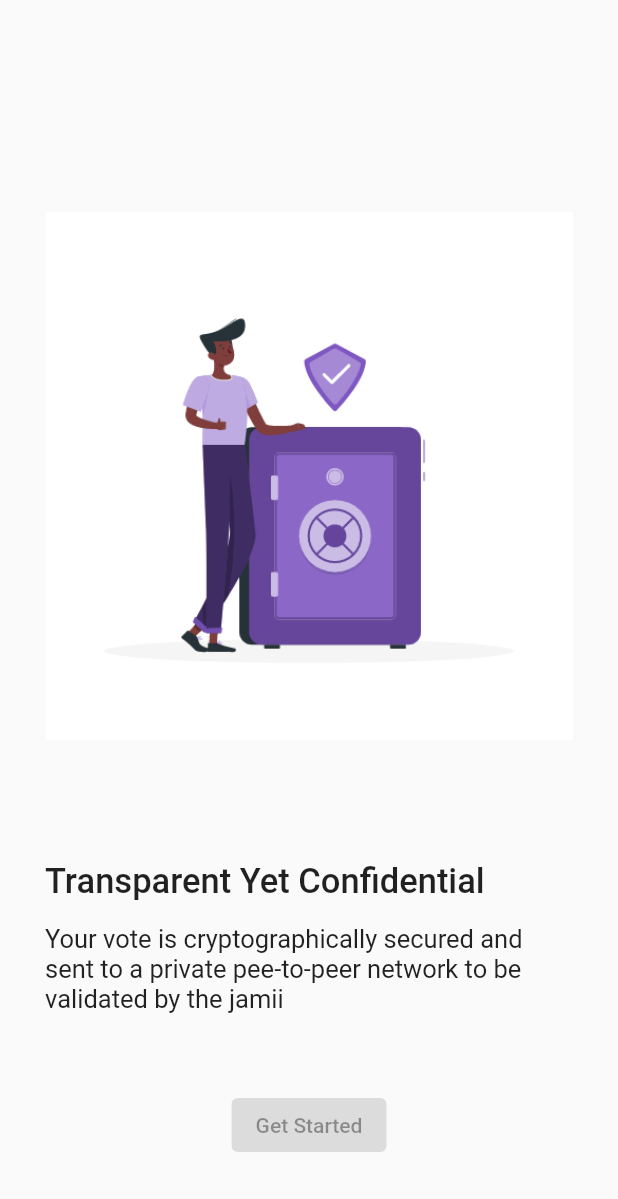
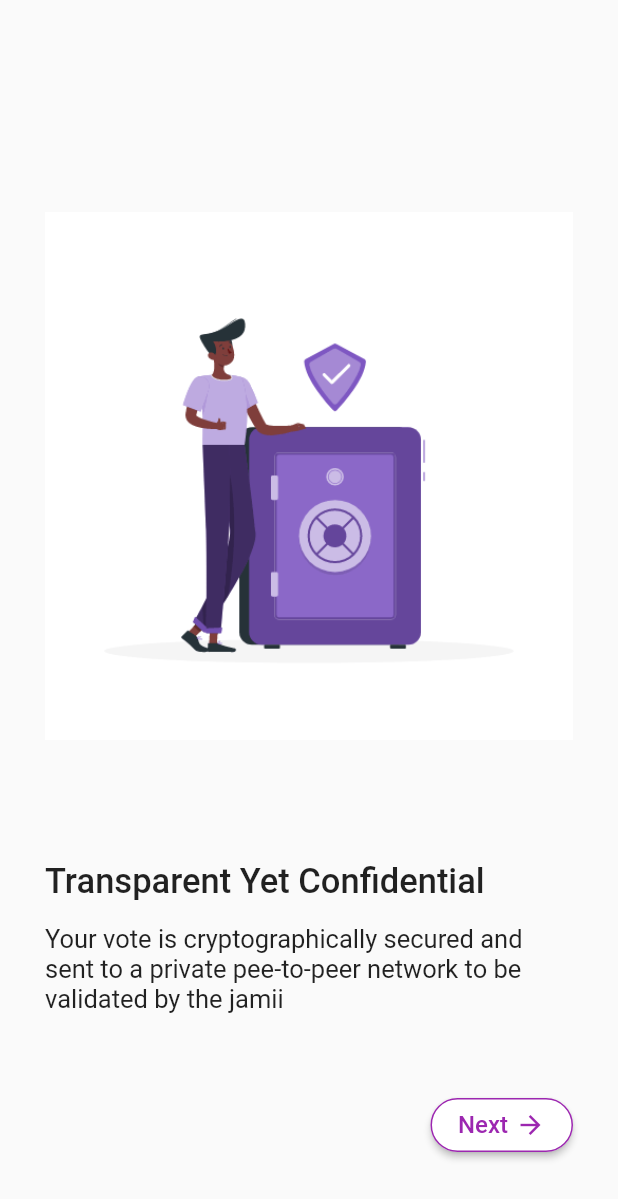
Before and after one commit to EdwinWalela/jamiiclient, a Flutter app: the OnBoardingScreen screen opened directly, swiped to page 2, on a phone screen of 412 x 824 dp. Shown: the top 1199 px of the screen. Run offline on Flutter 3.47's test engine with Material 2 defaults, Android fonts, the phone set to English and light mode, and no system bars; our stand-ins replace flutter_svg, socket_io_client; missing offline and left inert: cryptography.

Commit message:
onboarding next button

```diff
--- a/lib/src/App.dart
+++ b/lib/src/App.dart
@@ -8,8 +8,8 @@ class App extends StatelessWidget {
     return MaterialApp(
       title: "Jamii",
       debugShowCheckedModeBanner: false,
-      // home: OnBoardingScreen(),
-      home: RegistrationScreen(),
+      home: OnBoardingScreen(),
+      // home: RegistrationScreen(),
     );
   }
 }
--- a/lib/src/screens/onboarding/InfoScreen.dart
+++ b/lib/src/screens/onboarding/InfoScreen.dart
@@ -9,14 +9,17 @@ class InfoScreen extends StatelessWidget {
   final String buttonText;
   final bool svgTop;
   final String iconFile;
+  final PageController pageController;
 
-  InfoScreen(
-      {this.index,
-      this.title,
-      this.description,
-      this.buttonText,
-      this.svgTop,
-      this.iconFile});
+  InfoScreen({
+    this.index,
+    this.title,
+    this.description,
+    this.buttonText,
+    this.svgTop,
+    this.iconFile,
+    this.pageController,
+  });
 
   Widget build(BuildContext context) {
     return Padding(
@@ -26,7 +29,7 @@ class InfoScreen extends StatelessWidget {
           this.svgTop
               ? buildsvgTop(this.title, this.description, this.iconFile)
               : buildsvgBottom(this.title, this.description, this.iconFile),
-          buildButton(buttonText)
+          this.index != 5 ? buildNext(buttonText) : buildGetStarted()
         ],
       ),
     );
@@ -83,10 +86,59 @@ class InfoScreen extends StatelessWidget {
     return Expanded(child: Image.asset(iconFile));
   }
 
-  Widget buildButton(String buttonText) {
-    return ElevatedButton(
-      onPressed: null,
-      child: Text(buttonText),
+  Widget buildGetStarted() {
+    return SizedBox(
+      width: 200,
+      child: ElevatedButton(
+        onPressed: () async {
+          // Navigate to registration
+        },
+        child: Text(buttonText),
+      ),
+    );
+  }
+
+  Widget buildNext(String buttonText) {
+    return Align(
+      alignment: Alignment.topRight,
+      child: SizedBox(
+        width: 95,
+        child: ElevatedButton(
+          onPressed: () {
+            this.pageController.nextPage(
+                duration: Duration(milliseconds: 500), curve: Curves.easeInOut);
+          },
+          style: ButtonStyle(
+            backgroundColor: MaterialStateProperty.all<Color>(
+              Colors.white,
+            ),
+            shape: MaterialStateProperty.all<RoundedRectangleBorder>(
+              RoundedRectangleBorder(
+                borderRadius: BorderRadius.circular(18.0),
+                side: BorderSide(color: Colors.purple),
+              ),
+            ),
+          ),
+          child: Row(
+            mainAxisAlignment: MainAxisAlignment.center,
+            children: [
+              Text(
+                buttonText,
+                style: TextStyle(
+                  fontSize: 16,
+                  color: Colors.purple,
+                ),
+              ),
+              Container(margin: EdgeInsets.only(right: 5)),
+              Icon(
+                Icons.arrow_forward,
+                size: 20,
+                color: Colors.purple,
+              ),
+            ],
+          ),
+        ),
+      ),
     );
   }
 }
--- a/lib/src/screens/onboarding/OnboardingScreen.dart
+++ b/lib/src/screens/onboarding/OnboardingScreen.dart
@@ -4,7 +4,7 @@ import 'package:jamiiclient/src/screens/onboarding/InfoScreen.dart';
 
 class OnBoardingScreen extends StatelessWidget {
   Widget build(BuildContext context) {
-    final PageController pageController = PageController(initialPage: 0);
+    final PageController pageController = PageController(initialPage: 5);
     return Scaffold(
       body: PageView(
         scrollDirection: Axis.horizontal,
@@ -14,36 +14,40 @@ class OnBoardingScreen extends StatelessWidget {
             index: 1,
             title: "Welcome to Jamii",
             description: "A transparent and secure way to vote",
-            buttonText: "Get Started",
+            buttonText: "Next",
             iconFile: "assets/gif/community.gif",
             svgTop: false,
+            pageController: pageController,
           ),
           InfoScreen(
             index: 2,
             title: "Transparent Yet Confidential",
             description:
                 "Your vote is cryptographically secured and sent to a private pee-to-peer network to be validated by the jamii",
-            buttonText: "Get Started",
+            buttonText: "Next",
             svgTop: true,
             iconFile: "assets/gif/Vault.gif",
+            pageController: pageController,
           ),
           InfoScreen(
             index: 3,
             title: "Vote Anywhere",
             description:
                 "Register for elections and cast your vote from anywhere using your mobile phone",
-            buttonText: "Get Started",
+            buttonText: "Next",
             svgTop: false,
             iconFile: "assets/gif/relax.gif",
+            pageController: pageController,
           ),
           InfoScreen(
             index: 4,
             title: "Immutable",
             description:
                 "Votes are secured using cryptography making it infeasible to be altered",
-            buttonText: "Get Started",
+            buttonText: "Next",
             svgTop: true,
             iconFile: "assets/gif/laptop.gif",
+            pageController: pageController,
           ),
           InfoScreen(
             index: 5,
@@ -52,6 +56,7 @@ class OnBoardingScreen extends StatelessWidget {
             buttonText: "Get Started",
             svgTop: false,
             iconFile: "assets/gif/high-five.gif",
+            pageController: pageController,
           ),
         ],
       ),
```
